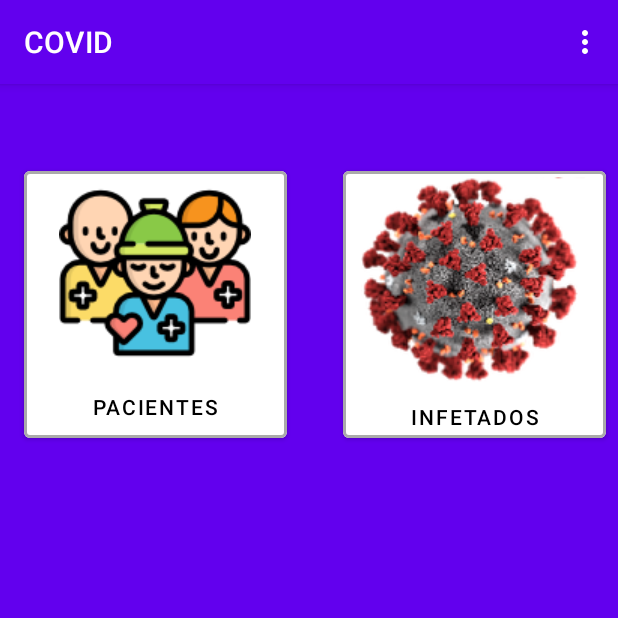
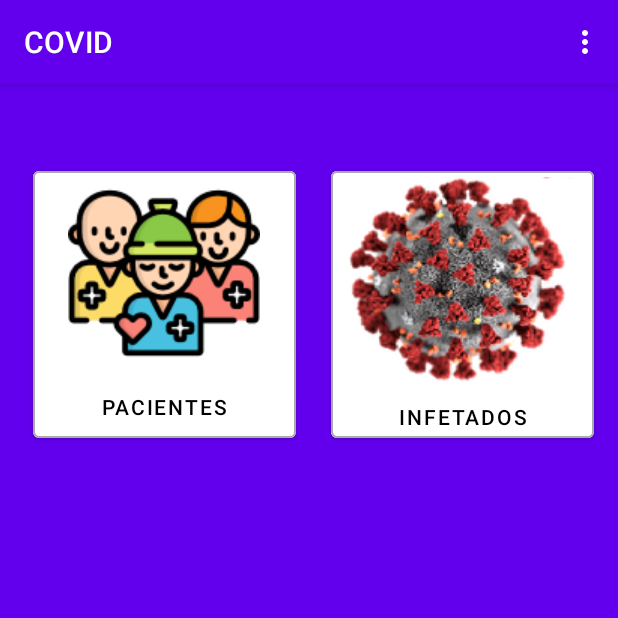
Before and after one commit to Pedromatos98/COVID, an Android app: the screen it shows after launch (MainActivity), on a phone screen of 412 x 824 dp, the top half of it. Run offline under Robolectric (Android 15) with nearby library versions, the phone set to English and light mode, and no system bars; our stand-ins replace navigation-ui.

```diff
--- a/app/src/main/res/layout/fragment_menu_principal.xml
+++ b/app/src/main/res/layout/fragment_menu_principal.xml
@@ -11,8 +11,8 @@
         android:id="@+id/buttonPacientes"
         android:layout_width="175dp"
         android:layout_height="190dp"
-        android:layout_marginStart="@dimen/margem_ecran"
-        android:layout_marginLeft="@dimen/margem_ecran"
+        android:layout_marginStart="16dp"
+        android:layout_marginLeft="16dp"
         android:layout_marginTop="52dp"
         android:drawableTop="@drawable/patient"
         android:scaleType="fitEnd"
@@ -20,20 +20,19 @@
         android:textColor="#000000"
         app:backgroundTint="#FFFFFF"
         app:layout_constraintEnd_toStartOf="@+id/buttonInfetados"
-        app:layout_constraintHorizontal_bias="0.173"
+        app:layout_constraintHorizontal_bias="0.21"
         app:layout_constraintStart_toStartOf="parent"
         app:layout_constraintTop_toTopOf="parent"
         app:strokeColor="#AAAAAA"
-        app:strokeWidth="2dp" />
+        app:strokeWidth="1dp" />
 
     <Button
         android:id="@+id/buttonInfetados"
         android:layout_width="175dp"
         android:layout_height="190dp"
-
         android:layout_marginTop="52dp"
-        android:layout_marginEnd="@dimen/margem_ecran"
-        android:layout_marginRight="@dimen/margem_ecran"
+        android:layout_marginEnd="16dp"
+        android:layout_marginRight="16dp"
         android:drawableTop="@drawable/covid"
         android:scaleType="fitEnd"
         android:text="Infetados"
@@ -42,6 +41,6 @@
         app:layout_constraintEnd_toEndOf="parent"
         app:layout_constraintTop_toTopOf="parent"
         app:strokeColor="#AAAAAA"
-        app:strokeWidth="2dp" />
+        app:strokeWidth="1dp" />
 
 </androidx.constraintlayout.widget.ConstraintLayout>
```
Also changed, not shown: 1 other file.
